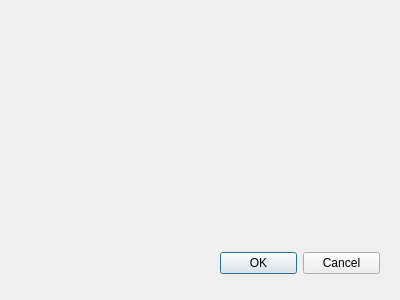
This is restaurantsviewdialog.ui in pgulyaev88/elpos.manager as Qt 5 draws it before an edit. The edited form follows.
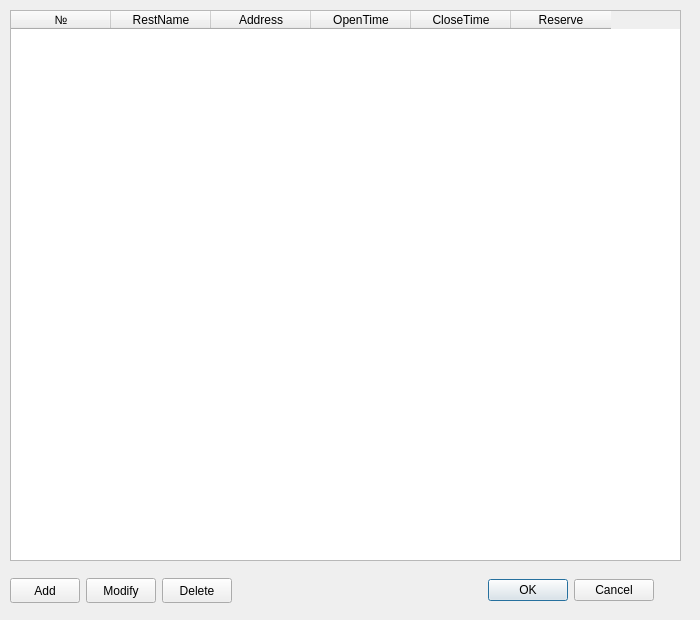
This is the edited form.

Diff of the .ui file:
```diff
--- a/restaurantsviewdialog.ui
+++ b/restaurantsviewdialog.ui
@@ -6,25 +6,144 @@
    <rect>
     <x>0</x>
     <y>0</y>
-    <width>400</width>
-    <height>300</height>
+    <width>700</width>
+    <height>620</height>
    </rect>
   </property>
   <property name="windowTitle">
    <string>Dialog</string>
   </property>
-  <widget class="QDialogButtonBox" name="buttonBox">
+  <widget class="QWidget" name="horizontalLayoutWidget">
    <property name="geometry">
     <rect>
-     <x>220</x>
-     <y>250</y>
-     <width>160</width>
-     <height>26</height>
+     <x>10</x>
+     <y>570</y>
+     <width>671</width>
+     <height>41</height>
     </rect>
    </property>
-   <property name="standardButtons">
-    <set>QDialogButtonBox::Cancel|QDialogButtonBox::Ok</set>
+   <layout class="QHBoxLayout" name="horizontalLayout">
+    <item>
+     <widget class="QPushButton" name="restaurantsAddPushButton">
+      <property name="minimumSize">
+       <size>
+        <width>70</width>
+        <height>25</height>
+       </size>
+      </property>
+      <property name="maximumSize">
+       <size>
+        <width>70</width>
+        <height>25</height>
+       </size>
+      </property>
+      <property name="text">
+       <string>Add</string>
+      </property>
+     </widget>
+    </item>
+    <item>
+     <widget class="QPushButton" name="restaurantsModifyPushButton">
+      <property name="minimumSize">
+       <size>
+        <width>70</width>
+        <height>25</height>
+       </size>
+      </property>
+      <property name="maximumSize">
+       <size>
+        <width>70</width>
+        <height>25</height>
+       </size>
+      </property>
+      <property name="text">
+       <string>Modify</string>
+      </property>
+     </widget>
+    </item>
+    <item>
+     <widget class="QPushButton" name="restaurantsDeletePushButton">
+      <property name="minimumSize">
+       <size>
+        <width>70</width>
+        <height>25</height>
+       </size>
+      </property>
+      <property name="maximumSize">
+       <size>
+        <width>70</width>
+        <height>25</height>
+       </size>
+      </property>
+      <property name="text">
+       <string>Delete</string>
+      </property>
+     </widget>
+    </item>
+    <item>
+     <spacer name="horizontalSpacer">
+      <property name="orientation">
+       <enum>Qt::Horizontal</enum>
+      </property>
+      <property name="sizeHint" stdset="0">
+       <size>
+        <width>40</width>
+        <height>20</height>
+       </size>
+      </property>
+     </spacer>
+    </item>
+    <item>
+     <widget class="QDialogButtonBox" name="restaurantsButtonBox">
+      <property name="standardButtons">
+       <set>QDialogButtonBox::Cancel|QDialogButtonBox::Ok</set>
+      </property>
+      <property name="centerButtons">
+       <bool>true</bool>
+      </property>
+     </widget>
+    </item>
+   </layout>
+  </widget>
+  <widget class="QTableWidget" name="tableWidget">
+   <property name="geometry">
+    <rect>
+     <x>10</x>
+     <y>10</y>
+     <width>671</width>
+     <height>551</height>
+    </rect>
    </property>
+   <column>
+    <property name="text">
+     <string>№</string>
+    </property>
+   </column>
+   <column>
+    <property name="text">
+     <string>RestName</string>
+    </property>
+   </column>
+   <column>
+    <property name="text">
+     <string>Address</string>
+    </property>
+   </column>
+   <column>
+    <property name="text">
+     <string>OpenTime</string>
+    </property>
+   </column>
+   <column>
+    <property name="text">
+     <string>CloseTime</string>
+    </property>
+   </column>
+   <column>
+    <property name="text">
+     <string>Reserve</string>
+    </property>
+   </column>
   </widget>
  </widget>
  <resources/>
```
Left out of the diff: 19 changed lines with no effect on the pictures.
